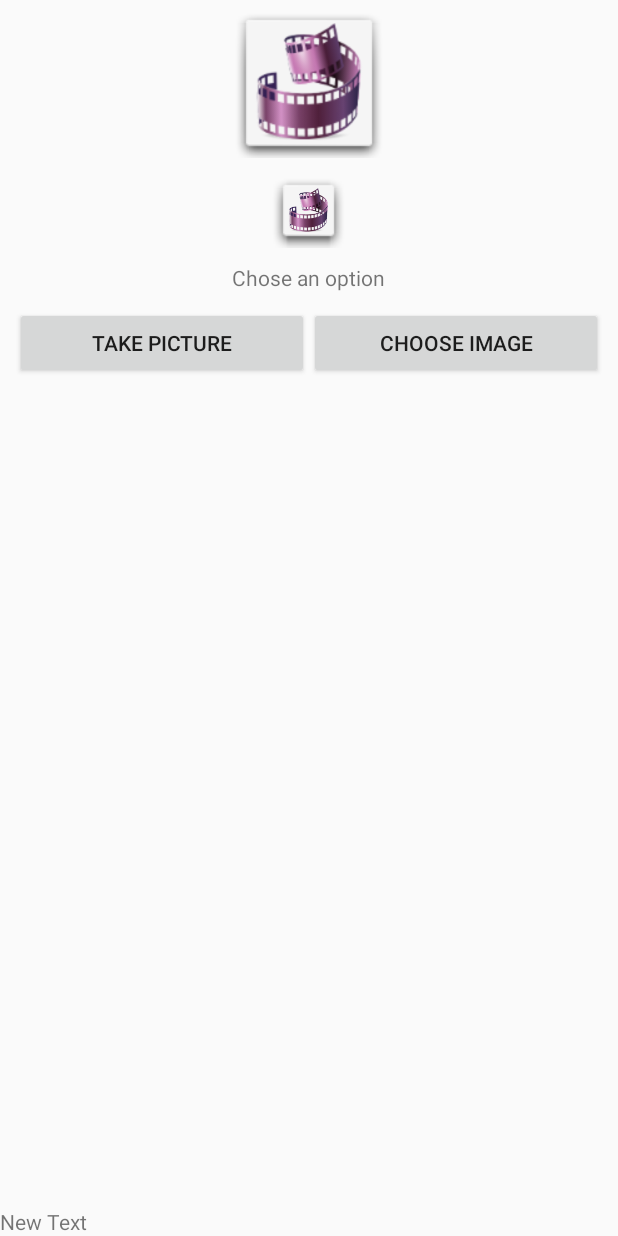
After one commit to jborak/charityspotter, an Android app: the ImageChooserActivity screen opened directly, with no data from a screen before it, on a phone screen of 412 x 824 dp. The commit adds this screen. Run offline under Robolectric (Android 15) with nearby library versions, the phone set to English and light mode, and no system bars; our stand-ins replace Picasso; libraries missing offline, so code that uses them is left out: com.clarifai.api, com.kbeanie.imagechooser; pictures from the network do not load; 1 statement that could not run was skipped.

Commit message:
Updated Android app to pick image/call camera and get tags back

```diff
--- a/android/CharitySpot/app/build.gradle
+++ b/android/CharitySpot/app/build.gradle
@@ -34,4 +34,6 @@ dependencies {
     compile 'com.android.support:recyclerview-v7:23.1.0'
     compile 'com.firebase:firebase-client-android:2.4.0+'
     compile 'com.clarifai:clarifai-api-java:1.2.0'
+    compile 'com.squareup.picasso:picasso:2.5.2'
+    compile 'com.kbeanie:image-chooser-library:1.5.2@aar'
 }
--- a/android/CharitySpot/app/src/main/AndroidManifest.xml
+++ b/android/CharitySpot/app/src/main/AndroidManifest.xml
@@ -7,6 +7,8 @@
     <uses-permission android:name="android.permission.READ_PROFILE" />
     <uses-permission android:name="android.permission.READ_CONTACTS" />
     <uses-permission android:name="android.permission.INTERNET" />
+    <uses-permission android:name="android.permission.WRITE_EXTERNAL_STORAGE" />
+    <uses-permission android:name="android.permission.READ_EXTERNAL_STORAGE" />
 
     <!-- USE_CREDENTIALS is necessary for Google+ login -->
     <uses-permission android:name="android.permission.USE_CREDENTIALS" />
@@ -41,6 +43,9 @@
                 android:name="android.support.PARENT_ACTIVITY"
                 android:value="com.charityspotter.charityspot.ItemListActivity" />
         </activity>
+        <activity
+            android:name=".ImageChooserActivity"
+            android:screenOrientation="portrait" />
     </application>
 
 </manifest>
--- /dev/null
+++ b/android/CharitySpot/app/src/main/java/com/charityspotter/charityspot/ImageChooserActivity.java
@@ -0,0 +1,275 @@
+package com.charityspotter.charityspot;
+
+import android.app.Activity;
+import android.content.Intent;
+import android.net.Uri;
+import android.os.Bundle;
+import android.support.annotation.NonNull;
+import android.util.Log;
+import android.view.View;
+import android.widget.Button;
+import android.widget.ImageView;
+import android.widget.ProgressBar;
+import android.widget.TextView;
+import android.widget.Toast;
+
+import com.kbeanie.imagechooser.api.ChooserType;
+import com.kbeanie.imagechooser.api.ChosenImage;
+import com.kbeanie.imagechooser.api.ImageChooserListener;
+import com.kbeanie.imagechooser.api.ImageChooserManager;
+import com.squareup.picasso.Callback;
+import com.squareup.picasso.Picasso;
+
+import java.io.File;
+
+/**
+ * Created by morrisonchang on 11/8/15.
+ */
+public class ImageChooserActivity extends Activity implements ImageChooserListener {
+
+    private final static String TAG = "ICA";
+
+    private ImageView imageViewThumbnail;
+
+    private ImageView imageViewThumbSmall;
+
+    private TextView textViewFile;
+    private TextView taglisttext;
+
+    private ImageChooserManager imageChooserManager;
+
+    private ProgressBar pbar;
+
+    private String filePath;
+
+    private int chooserType;
+
+    private boolean isActivityResultOver = false;
+
+    private String originalFilePath;
+    private String thumbnailFilePath;
+    private String thumbnailSmallFilePath;
+    ImageTagger itag;
+    String[] tagResults;
+
+    @Override
+    protected void onCreate(Bundle savedInstanceState) {
+        super.onCreate(savedInstanceState);
+        Log.i(TAG, "Activity Created");
+        setContentView(R.layout.activity_image_chooser);
+
+        itag = new ImageTagger();
+
+        Button buttonTakePicture = (Button) findViewById(R.id.buttonTakePicture);
+        buttonTakePicture.setOnClickListener(new View.OnClickListener() {
+
+            @Override
+            public void onClick(View v) {
+                takePicture();
+            }
+        });
+        Button buttonChooseImage = (Button) findViewById(R.id.buttonChooseImage);
+        buttonChooseImage.setOnClickListener(new View.OnClickListener() {
+
+            @Override
+            public void onClick(View v) {
+                chooseImage();
+            }
+        });
+
+
+
+        imageViewThumbnail = (ImageView) findViewById(R.id.imageViewThumb);
+        imageViewThumbSmall = (ImageView) findViewById(R.id.imageViewThumbSmall);
+        textViewFile = (TextView) findViewById(R.id.textViewFile);
+
+        taglisttext = (TextView) findViewById(R.id.taglisttext);
+
+        pbar = (ProgressBar) findViewById(R.id.progressBar);
+        pbar.setVisibility(View.GONE);
+
+    }
+
+    private void chooseImage() {
+        chooserType = ChooserType.REQUEST_PICK_PICTURE;
+        imageChooserManager = new ImageChooserManager(this,
+                ChooserType.REQUEST_PICK_PICTURE, true);
+        imageChooserManager.setImageChooserListener(this);
+        imageChooserManager.clearOldFiles();
+        try {
+            pbar.setVisibility(View.VISIBLE);
+            filePath = imageChooserManager.choose();
+        } catch (IllegalArgumentException e) {
+            e.printStackTrace();
+        } catch (Exception e) {
+            e.printStackTrace();
+        }
+    }
+
+    private void takePicture() {
+        chooserType = ChooserType.REQUEST_CAPTURE_PICTURE;
+        imageChooserManager = new ImageChooserManager(this,
+                ChooserType.REQUEST_CAPTURE_PICTURE, true);
+        imageChooserManager.setImageChooserListener(this);
+        try {
+            pbar.setVisibility(View.VISIBLE);
+            filePath = imageChooserManager.choose();
+        } catch (IllegalArgumentException e) {
+            e.printStackTrace();
+        } catch (Exception e) {
+            e.printStackTrace();
+        }
+    }
+
+    @Override
+    protected void onActivityResult(int requestCode, int resultCode, Intent data) {
+        Log.i(TAG, "OnActivityResult");
+        Log.i(TAG, "File Path : " + filePath);
+        Log.i(TAG, "Chooser Type: " + chooserType);
+        if (resultCode == RESULT_OK
+                && (requestCode == ChooserType.REQUEST_PICK_PICTURE || requestCode == ChooserType.REQUEST_CAPTURE_PICTURE)) {
+            if (imageChooserManager == null) {
+                reinitializeImageChooser();
+            }
+            imageChooserManager.submit(requestCode, data);
+        } else {
+            pbar.setVisibility(View.GONE);
+        }
+    }
+
+    @Override
+    public void onImageChosen(final ChosenImage image) {
+        runOnUiThread(new Runnable() {
+
+            @Override
+            public void run() {
+                Log.i(TAG, "Chosen Image: O - " + image.getFilePathOriginal());
+                Log.i(TAG, "Chosen Image: T - " + image.getFileThumbnail());
+                Log.i(TAG, "Chosen Image: Ts - " + image.getFileThumbnailSmall());
+                isActivityResultOver = true;
+                originalFilePath = image.getFilePathOriginal();
+                thumbnailFilePath = image.getFileThumbnail();
+                thumbnailSmallFilePath = image.getFileThumbnailSmall();
+                pbar.setVisibility(View.GONE);
+                if (image != null) {
+                    Log.i(TAG, "Chosen Image: Is not null");
+                    textViewFile.setText(image.getFilePathOriginal());
+                    loadImage(imageViewThumbnail, image.getFileThumbnail());
+                    loadImage(imageViewThumbSmall, image.getFileThumbnailSmall());
+                    new Thread() {
+                        public void run() {
+                            tagResults = itag.getTag(new File(image.getFilePathOriginal()));
+                        }
+                    }.start();
+
+                    StringBuffer outSb = new StringBuffer("Tags: ");
+                    if(tagResults != null) {
+                        for (String e : tagResults) {
+                            outSb.append("'" + e + "' ");
+                            Log.i(TAG, "Tag entry:" + e);
+                        }
+                    } else {
+                        outSb = new StringBuffer("NO TAGS");
+                        Log.i(TAG,"NO TAGS");
+                    }
+                    taglisttext.setText(outSb.toString());
+
+                } else {
+                    Log.i(TAG, "Chosen Image: Is null");
+                }
+            }
+        });
+    }
+
+    private void loadImage(ImageView iv, final String path) {
+        Picasso.with(ImageChooserActivity.this)
+                .load(Uri.fromFile(new File(path)))
+                .fit()
+                .centerInside()
+                .into(iv, new Callback() {
+                    @Override
+                    public void onSuccess() {
+                        Log.i(TAG, "Picasso Success Loading Thumbnail - " + path);
+                    }
+
+                    @Override
+                    public void onError() {
+                        Log.i(TAG, "Picasso Error Loading Thumbnail Small - " + path);
+                    }
+                });
+    }
+
+    @Override
+    public void onError(final String reason) {
+        runOnUiThread(new Runnable() {
+
+            @Override
+            public void run() {
+                Log.i(TAG, "OnError: " + reason);
+                pbar.setVisibility(View.GONE);
+                Toast.makeText(ImageChooserActivity.this, reason,
+                        Toast.LENGTH_LONG).show();
+            }
+        });
+    }
+
+    // Should be called if for some reason the ImageChooserManager is null (Due
+    // to destroying of activity for low memory situations)
+    private void reinitializeImageChooser() {
+        imageChooserManager = new ImageChooserManager(this, chooserType, true);
+        imageChooserManager.setImageChooserListener(this);
+        imageChooserManager.reinitialize(filePath);
+    }
+
+    @Override
+    protected void onSaveInstanceState(Bundle outState) {
+        Log.i(TAG, "Saving Stuff");
+        Log.i(TAG, "File Path: " + filePath);
+        Log.i(TAG, "Chooser Type: " + chooserType);
+        outState.putBoolean("activity_result_over", isActivityResultOver);
+        outState.putInt("chooser_type", chooserType);
+        outState.putString("media_path", filePath);
+        outState.putString("orig", originalFilePath);
+        outState.putString("thumb", thumbnailFilePath);
+        outState.putString("thumbs", thumbnailSmallFilePath);
+        super.onSaveInstanceState(outState);
+    }
+
+    @Override
+    protected void onRestoreInstanceState(@NonNull Bundle savedInstanceState) {
+        if (savedInstanceState != null) {
+            if (savedInstanceState.containsKey("chooser_type")) {
+                chooserType = savedInstanceState.getInt("chooser_type");
+            }
+            if (savedInstanceState.containsKey("media_path")) {
+                filePath = savedInstanceState.getString("media_path");
+            }
+            if (savedInstanceState.containsKey("activity_result_over")) {
+                isActivityResultOver = savedInstanceState.getBoolean("activity_result_over");
+                originalFilePath = savedInstanceState.getString("orig");
+                thumbnailFilePath = savedInstanceState.getString("thumb");
+                thumbnailSmallFilePath = savedInstanceState.getString("thumbs");
+            }
+        }
+        Log.i(TAG, "Restoring Stuff");
+        Log.i(TAG, "File Path: " + filePath);
+        Log.i(TAG, "Chooser Type: " + chooserType);
+        Log.i(TAG, "Activity Result Over: " + isActivityResultOver);
+        if (isActivityResultOver) {
+            populateData();
+        }
+        super.onRestoreInstanceState(savedInstanceState);
+    }
+
+    private void populateData() {
+        Log.i(TAG, "Populating Data");
+        loadImage(imageViewThumbnail, thumbnailFilePath);
+        loadImage(imageViewThumbSmall, thumbnailSmallFilePath);
+    }
+
+    @Override
+    public void onDestroy() {
+        super.onDestroy();
+        Log.i(TAG, "Activity Destroyed");
+    }
+}
--- a/android/CharitySpot/app/src/main/java/com/charityspotter/charityspot/ImageTagger.java
+++ b/android/CharitySpot/app/src/main/java/com/charityspotter/charityspot/ImageTagger.java
@@ -1,4 +1,6 @@
 package com.charityspotter.charityspot;
+
+import android.util.Log;
 
 import com.clarifai.api.ClarifaiClient;
 import com.clarifai.api.RecognitionRequest;
@@ -13,6 +15,7 @@ import java.util.List;
  */
 public class ImageTagger {
 
+    String TAG = "ImageTagger";
     private static final String APP_ID = "HPEW2NyFNo8vKK2zf3BRowpxs6HyCMJTcapAOEQq";
     private static final String APP_SECRET = "2WNH9BioxGSHWA_IkhjLwZyMO-Bi5po1qpLXSRPW";
 
@@ -23,6 +26,8 @@ public class ImageTagger {
     }
 
     public String[] getTag(File imgFile) {
+
+        Log.i(TAG, "Using file" + imgFile.getAbsolutePath());
         List<RecognitionResult> results = client.recognize(new RecognitionRequest(imgFile));
 
         int numTags = results.get(0).getTags().size();
--- /dev/null
+++ b/android/CharitySpot/app/src/main/res/layout/activity_image_chooser.xml
@@ -0,0 +1,93 @@
+<RelativeLayout xmlns:android="http://schemas.android.com/apk/res/android"
+    xmlns:tools="http://schemas.android.com/tools"
+    xmlns:ads="http://schemas.android.com/apk/lib/com.google.ads"
+    android:layout_width="match_parent"
+    android:layout_height="match_parent"
+    android:gravity="center_horizontal"
+    android:orientation="vertical"
+    tools:context=".ImageChooserActivity" >
+
+    <ImageView
+        android:id="@+id/imageViewThumb"
+        android:layout_width="100dp"
+        android:layout_height="100dp"
+        android:layout_centerHorizontal="true"
+        android:layout_marginTop="5dp"
+        android:background="@drawable/image_border"
+        android:padding="10dp"
+        android:scaleType="fitCenter"
+        android:src="@drawable/ic_launcher" />
+
+    <ImageView
+        android:id="@+id/imageViewThumbSmall"
+        android:layout_width="50dp"
+        android:layout_height="50dp"
+        android:layout_below="@id/imageViewThumb"
+        android:layout_centerHorizontal="true"
+        android:layout_marginTop="10dp"
+        android:background="@drawable/image_border"
+        android:padding="10dp"
+        android:scaleType="fitCenter"
+        android:src="@drawable/ic_launcher" />
+
+    <TextView
+        android:id="@+id/textViewFile"
+        android:layout_width="wrap_content"
+        android:layout_height="wrap_content"
+        android:layout_below="@id/imageViewThumbSmall"
+        android:layout_centerHorizontal="true"
+        android:layout_marginTop="10dp"
+        android:text="Chose an option" />
+
+    <LinearLayout
+        android:id="@+id/layoutButtons"
+        android:layout_width="match_parent"
+        android:layout_height="wrap_content"
+        android:layout_below="@id/textViewFile"
+        android:layout_centerHorizontal="true"
+        android:layout_marginTop="10dp"
+        android:paddingLeft="10dp"
+        android:paddingRight="10dp" >
+
+        <Button
+            android:id="@+id/buttonTakePicture"
+            android:layout_width="0dp"
+            android:layout_height="wrap_content"
+            android:layout_weight="1"
+            android:text="Take Picture" />
+
+        <Button
+            android:id="@+id/buttonChooseImage"
+            android:layout_width="0dp"
+            android:layout_height="wrap_content"
+            android:layout_weight="1"
+            android:text="Choose Image" />
+    </LinearLayout>
+
+    <ProgressBar
+        android:id="@+id/progressBar"
+        style="?android:attr/progressBarStyleLarge"
+        android:layout_width="40dp"
+        android:layout_height="40dp"
+        android:layout_below="@id/layoutButtons"
+        android:layout_centerHorizontal="true" />
+
+    <TextView
+        android:layout_width="match_parent"
+        android:layout_height="wrap_content"
+        android:text="New Text"
+        android:id="@+id/taglisttext"
+        android:layout_alignParentBottom="true"
+        android:layout_centerHorizontal="true" />
+
+    <!-- Button
+        android:layout_width="match_parent"
+        android:layout_height="wrap_content"
+        android:text="Tag Image"
+        android:id="@+id/buttonTagger"
+        android:layout_alignParentRight="true"
+        android:layout_alignParentEnd="true"
+        android:layout_alignParentBottom="true"/ -->
+
+
+</RelativeLayout>
--- a/android/CharitySpot/app/src/main/res/values/strings.xml
+++ b/android/CharitySpot/app/src/main/res/values/strings.xml
@@ -16,4 +16,5 @@
     <string name="title_item_list">Items</string>
     <string name="title_item_detail">Item Detail</string>
     <string name="action_skip">Skip Login</string>
+    <string name="action_take_picture">Take Picture and Tag</string>
 </resources>
```
Also changed, not shown: android/CharitySpot/app/src/main/java/com/charityspotter/charityspot/LoginActivity.java (+10 -0 lines), android/CharitySpot/app/src/main/res/layout/activity_login.xml (+9 -0 lines), android/CharitySpot/app/src/main/res/drawable/ic_launcher.png (added), android/CharitySpot/app/src/main/res/drawable/image_border.9.png (added).
